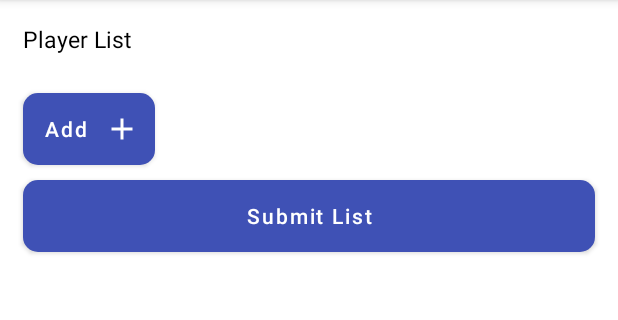
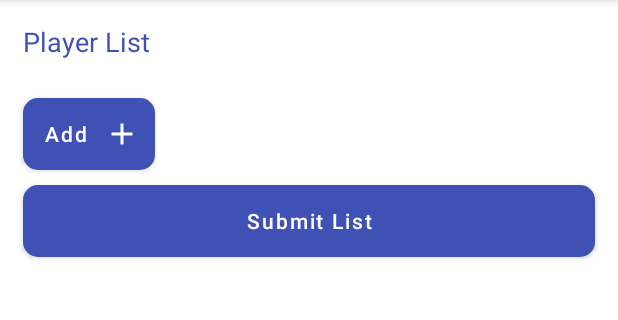
Before and after one commit to Vilke00/AndroidStudioGame, an Android app: the fragment Fragment3 shown on its own in the app's theme, on a phone screen of 412 x 824 dp, the part 84-404 px from its top. Run offline under Robolectric (Android 15) with nearby library versions, the light colour scheme and no system bars.

Commit message:
Small visual changes

```diff
--- a/app/src/main/res/layout/activity_antartica.xml
+++ b/app/src/main/res/layout/activity_antartica.xml
@@ -11,7 +11,7 @@
         android:layout_width="match_parent"
         android:layout_height="wrap_content"
         android:layout_gravity="center_horizontal"
-        android:layout_marginTop="32dp"
+        android:layout_marginTop="24dp"
         android:gravity="center_horizontal"
         android:text="Question"
         android:textColor="@color/black"
--- a/app/src/main/res/layout/activity_quiz.xml
+++ b/app/src/main/res/layout/activity_quiz.xml
@@ -13,7 +13,7 @@
         android:layout_width="match_parent"
         android:layout_height="wrap_content"
         android:layout_gravity="center_horizontal"
-        android:layout_marginTop="50dp"
+        android:layout_marginTop="30dp"
         android:gravity="center_horizontal"
         android:text="Question"
         android:textColor="@color/black"
--- a/app/src/main/res/layout/activity_winner.xml
+++ b/app/src/main/res/layout/activity_winner.xml
@@ -11,7 +11,9 @@
         android:id="@+id/textViewWinner"
         android:layout_width="wrap_content"
         android:layout_height="wrap_content"
-        android:textColor="@color/black"
+        android:foregroundGravity="center"
+        android:gravity="center"
+        android:textColor="@color/colorPrimary"
         android:textSize="24sp"
         app:layout_constraintBottom_toBottomOf="parent"
         app:layout_constraintEnd_toEndOf="parent"
--- a/app/src/main/res/layout/fragment_2.xml
+++ b/app/src/main/res/layout/fragment_2.xml
@@ -13,7 +13,7 @@
         android:layout_width="match_parent"
         android:layout_height="wrap_content"
         android:layout_gravity="center_horizontal"
-        android:layout_marginTop="50dp"
+        android:layout_marginTop="24dp"
         android:gravity="center_horizontal"
         android:text="Game Rules"
         android:textColor="@color/black"
--- a/app/src/main/res/layout/fragment_3.xml
+++ b/app/src/main/res/layout/fragment_3.xml
@@ -10,10 +10,10 @@
     <TextView
         android:layout_width="wrap_content"
         android:layout_height="wrap_content"
+        android:layout_margin="15dp"
         android:text="Player List"
-        android:textSize="15sp"
-        android:layout_margin="15dp"
-        android:textColor="@color/black" />
+        android:textColor="@color/colorPrimary"
+        android:textSize="18sp" />
 
     <LinearLayout
         android:id="@+id/layout_list"
```
Also changed, not shown: app/src/main/res/layout/activity_player_score.xml (+5 -5 lines), app/src/main/res/layout/activity_spyfall.xml (+4 -4 lines), app/src/main/AndroidManifest.xml (line endings or trailing spaces), app/src/main/java/com/metropolitan/cs330_pz_nemanjavilic4050_java/SimpleFragmentPagerAdapter.java (line endings or trailing spaces), app/src/main/java/com/metropolitan/cs330_pz_nemanjavilic4050_java/database/RiddleDatabase.java (line endings or trailing spaces), app/src/main/java/com/metropolitan/cs330_pz_nemanjavilic4050_java/entity/Riddle.java (line endings or trailing spaces), app/src/main/res/drawable/custom_button.xml (line endings or trailing spaces), app/src/main/res/values/values.xml (line endings or trailing spaces), gradle/wrapper/gradle-wrapper.properties, 1 other file.
